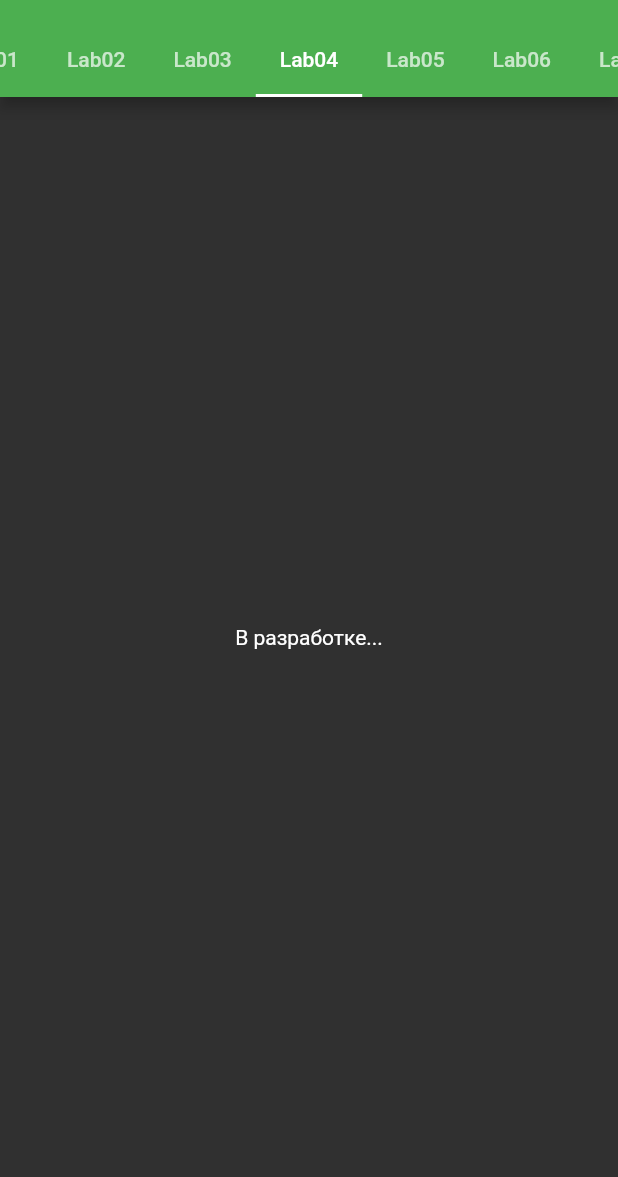
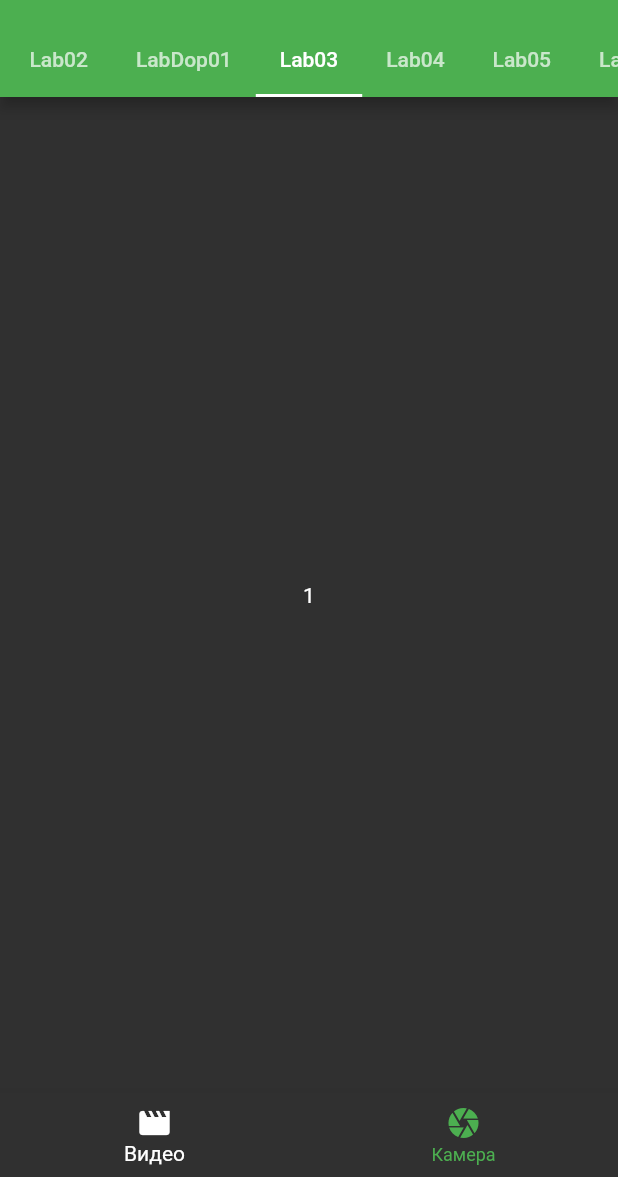
Before and after one commit to lSenichl/mospolytech-education-mobile-dev-2021-1, a Flutter app: the screen it shows after launch, tab 4 chosen, on a phone screen of 412 x 824 dp, the part 59-1236 px from its top. Run offline on Flutter 3.47's test engine with Material 2 defaults, Android fonts, the phone set to English and light mode, and no system bars; our stand-ins replace chewie, sleek_circular_slider, syncfusion_flutter_sliders, video_player; missing offline and left inert: camera_camera, flutter_file_dialog.

Commit message:
add pages

```diff
--- a/lib/Labs/lab03.dart
+++ b/lib/Labs/lab03.dart
@@ -0,0 +1,46 @@
+import 'package:flutter/material.dart';
+
+class Lab03 extends StatefulWidget {
+  @override
+  Lab03State createState() {
+    return Lab03State();
+  }
+}
+
+class Lab03State extends State<Lab03> {
+  int _selectedIndex = 0;
+  List<Widget> _widgetOptions = [
+    Text('1'),
+    Text('2'),
+  ];
+
+  void _onItemTapped(int index) {
+    setState(() {
+      _selectedIndex = index;
+    });
+  }
+
+  @override
+  Widget build(BuildContext context) {
+    return Scaffold(
+      body: Center(
+        child: _widgetOptions.elementAt(_selectedIndex),
+      ),
+      bottomNavigationBar: BottomNavigationBar(
+        items: const <BottomNavigationBarItem>[
+          BottomNavigationBarItem(
+            icon: Icon(Icons.movie),
+            label: 'Видео',
+          ),
+          BottomNavigationBarItem(
+            icon: Icon(Icons.camera),
+            label: 'Камера',
+          ),
+        ],
+        currentIndex: _selectedIndex,
+        selectedItemColor: Colors.white,
+        onTap: _onItemTapped,
+      ),
+    );
+  }
+}
--- a/lib/main.dart
+++ b/lib/main.dart
@@ -1,6 +1,8 @@
 import 'package:flutter/material.dart';
 import 'Labs/lab01.dart';
 import 'Labs/lab02.dart';
+import 'Labs/lab03.dart';
+import 'Labs/labDop01.dart';
 
 void main() {
   runApp(MyApp());
@@ -30,7 +32,7 @@ class MyHomePage extends StatelessWidget {
           accentColor: Colors.green,
           unselectedWidgetColor: Colors.green),
       home: DefaultTabController(
-        length: 10,
+        length: 11,
         child: Scaffold(
           appBar: AppBar(
             bottom: TabBar(
@@ -38,6 +40,7 @@ class MyHomePage extends StatelessWidget {
               tabs: [
                 Tab(text: 'Lab01'),
                 Tab(text: 'Lab02'),
+                Tab(text: 'LabDop01'),
                 Tab(text: 'Lab03'),
                 Tab(text: 'Lab04'),
                 Tab(text: 'Lab05'),
@@ -56,13 +59,8 @@ class MyHomePage extends StatelessWidget {
             children: [
               Lab01(),
               Lab02(),
-              Align(
-                alignment: Alignment.center,
-                child: Text(
-                  'В разработке...',
-                  textDirection: TextDirection.ltr,
-                ),
-              ),
+              LabDop01(),
+              Lab03(),
               Align(
                 alignment: Alignment.center,
                 child: Text(
```
Also changed, not shown: lib/Labs/labDop01.dart (added, +25 -0 lines).
